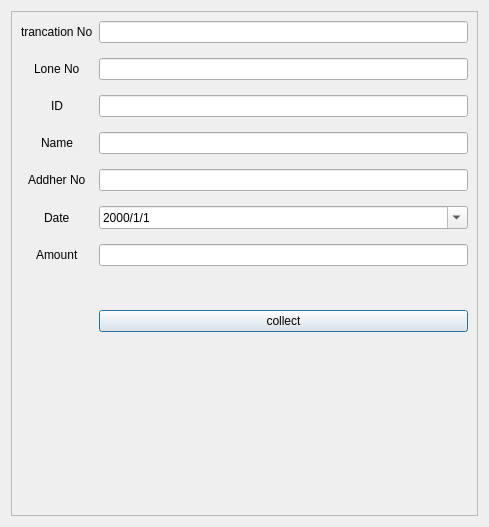
The window that collect_lone.ui (nachiket624/GTFC-Desktop-Application) describes before a commit, drawn with Qt 5.
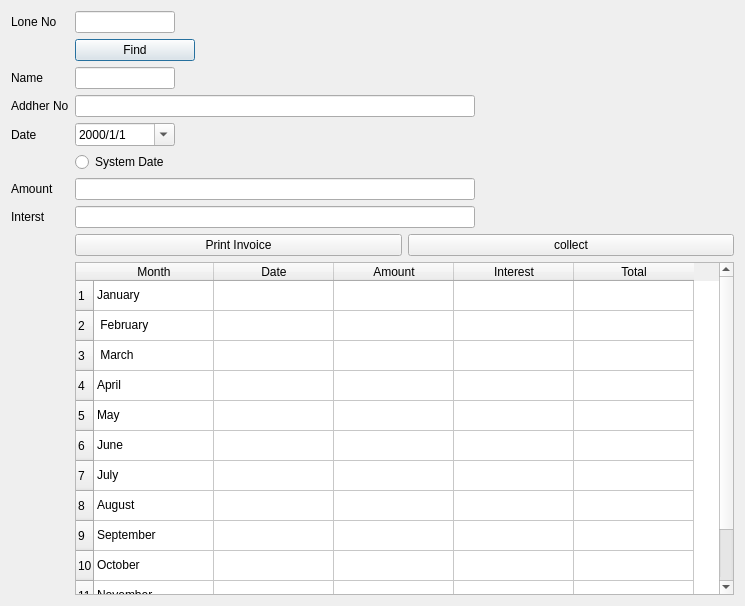
The same window after the commit.

Commit message: created new lone collection window with lone info table connected

What changed in the file:
```diff
--- a/collect_lone.ui
+++ b/collect_lone.ui
@@ -6,31 +6,18 @@
    <rect>
     <x>0</x>
     <y>0</y>
-    <width>489</width>
-    <height>527</height>
+    <width>745</width>
+    <height>606</height>
    </rect>
   </property>
   <property name="windowTitle">
    <string>Dialog</string>
   </property>
+  <layout class="QGridLayout" name="gridLayout_3">
+   <item row="0" column="0">
   <layout class="QGridLayout" name="gridLayout_2">
    <item row="0" column="0">
-    <widget class="QFrame" name="frame">
-     <property name="frameShape">
-      <enum>QFrame::StyledPanel</enum>
-     </property>
-     <property name="frameShadow">
-      <enum>QFrame::Raised</enum>
-     </property>
-     <layout class="QGridLayout" name="gridLayout">
-      <item row="0" column="0">
        <layout class="QFormLayout" name="formLayout">
-        <property name="labelAlignment">
-         <set>Qt::AlignCenter</set>
-        </property>
-        <property name="verticalSpacing">
-         <number>15</number>
-        </property>
         <item row="1" column="0">
          <widget class="QLabel" name="label">
           <property name="text">
@@ -39,17 +26,27 @@
          </widget>
         </item>
         <item row="1" column="1">
-         <widget class="QLineEdit" name="collect_lone_no"/>
-        </item>
-        <item row="2" column="0">
-         <widget class="QLabel" name="label_2">
-          <property name="text">
-           <string>ID</string>
+        <widget class="QLineEdit" name="lone_no">
+         <property name="maximumSize">
+          <size>
+           <width>100</width>
+           <height>16777215</height>
+          </size>
           </property>
          </widget>
         </item>
         <item row="2" column="1">
-         <widget class="QLineEdit" name="collect_id"/>
+        <widget class="QPushButton" name="find_btn">
+         <property name="maximumSize">
+          <size>
+           <width>120</width>
+           <height>16777215</height>
+          </size>
+         </property>
+         <property name="text">
+          <string>Find</string>
+         </property>
+        </widget>
         </item>
         <item row="3" column="0">
          <widget class="QLabel" name="label_3">
@@ -59,7 +56,14 @@
          </widget>
         </item>
         <item row="3" column="1">
-         <widget class="QLineEdit" name="collect_name"/>
+        <widget class="QLineEdit" name="lone_name">
+         <property name="maximumSize">
+          <size>
+           <width>100</width>
+           <height>16777215</height>
+          </size>
+         </property>
+        </widget>
         </item>
         <item row="4" column="0">
          <widget class="QLabel" name="label_4">
@@ -69,7 +73,14 @@
          </widget>
         </item>
         <item row="4" column="1">
-         <widget class="QLineEdit" name="collect_addher_no"/>
+        <widget class="QLineEdit" name="addhere_no">
+         <property name="maximumSize">
+          <size>
+           <width>400</width>
+           <height>16777215</height>
+          </size>
+         </property>
+        </widget>
         </item>
         <item row="5" column="0">
          <widget class="QLabel" name="label_5">
@@ -79,7 +90,13 @@
          </widget>
         </item>
         <item row="5" column="1">
-         <widget class="QDateEdit" name="collec_date">
+        <widget class="QDateEdit" name="collect_date">
+         <property name="maximumSize">
+          <size>
+           <width>100</width>
+           <height>16777215</height>
+          </size>
+         </property>
           <property name="displayFormat">
            <string>yyyy/M/d</string>
           </property>
@@ -88,48 +105,187 @@
           </property>
          </widget>
         </item>
-        <item row="6" column="0">
-         <widget class="QLabel" name="label_6">
-          <property name="text">
-           <string>Amount</string>
-          </property>
-         </widget>
-        </item>
         <item row="6" column="1">
-         <widget class="QLineEdit" name="collect_amount"/>
-        </item>
-        <item row="8" column="1">
-         <widget class="QPushButton" name="collect_collect">
+        <widget class="QRadioButton" name="radioButton">
+         <property name="text">
+          <string>System Date</string>
+         </property>
+        </widget>
+       </item>
+       <item row="7" column="0">
+        <widget class="QLabel" name="label_6">
           <property name="text">
-           <string>collect</string>
+          <string>Amount</string>
           </property>
          </widget>
         </item>
         <item row="7" column="1">
-         <widget class="QLabel" name="lone_error">
-          <property name="styleSheet">
-           <string notr="true">font: 87 10pt &quot;Arial Black&quot;;
-color:rgb(255, 0, 4)</string>
-          </property>
+        <widget class="QLineEdit" name="collect_ammount">
+         <property name="maximumSize">
+          <size>
+           <width>400</width>
+           <height>16777215</height>
+          </size>
+         </property>
+        </widget>
+       </item>
+       <item row="8" column="0">
+        <widget class="QLabel" name="label_8">
           <property name="text">
-           <string/>
+          <string>Interst</string>
           </property>
          </widget>
         </item>
+       <item row="8" column="1">
+        <widget class="QLineEdit" name="Interst_rate">
+         <property name="maximumSize">
+          <size>
+           <width>400</width>
+           <height>16777215</height>
+          </size>
+         </property>
+        </widget>
+       </item>
+       <item row="9" column="1">
+        <layout class="QGridLayout" name="gridLayout">
         <item row="0" column="0">
-         <widget class="QLabel" name="label_7">
+          <widget class="QPushButton" name="print_btn">
           <property name="text">
-           <string>trancation No</string>
+            <string>Print Invoice</string>
           </property>
          </widget>
         </item>
         <item row="0" column="1">
-         <widget class="QLineEdit" name="lone_trancation_no"/>
+          <widget class="QPushButton" name="collect_btn">
+           <property name="text">
+            <string>collect</string>
+           </property>
+          </widget>
         </item>
        </layout>
       </item>
-     </layout>
-    </widget>
+       <item row="10" column="1">
+        <widget class="QTableWidget" name="tableWidget">
+         <property name="minimumSize">
+          <size>
+           <width>0</width>
+           <height>300</height>
+          </size>
+         </property>
+         <property name="selectionMode">
+          <enum>QAbstractItemView::SingleSelection</enum>
+         </property>
+         <property name="textElideMode">
+          <enum>Qt::ElideMiddle</enum>
+         </property>
+         <property name="rowCount">
+          <number>12</number>
+         </property>
+         <attribute name="horizontalHeaderDefaultSectionSize">
+          <number>120</number>
+         </attribute>
+         <row/>
+         <row/>
+         <row/>
+         <row/>
+         <row/>
+         <row/>
+         <row/>
+         <row/>
+         <row/>
+         <row/>
+         <row/>
+         <row/>
+         <column>
+          <property name="text">
+           <string>Month</string>
+          </property>
+         </column>
+         <column>
+          <property name="text">
+           <string>Date</string>
+          </property>
+         </column>
+         <column>
+          <property name="text">
+           <string>Amount</string>
+          </property>
+         </column>
+         <column>
+          <property name="text">
+           <string>Interest</string>
+          </property>
+         </column>
+         <column>
+          <property name="text">
+           <string>Total</string>
+          </property>
+         </column>
+         <item row="0" column="0">
+          <property name="text">
+           <string>January</string>
+          </property>
+         </item>
+         <item row="1" column="0">
+          <property name="text">
+           <string> February</string>
+          </property>
+         </item>
+         <item row="2" column="0">
+          <property name="text">
+           <string> March</string>
+          </property>
+         </item>
+         <item row="3" column="0">
+          <property name="text">
+           <string>April</string>
+          </property>
+         </item>
+         <item row="4" column="0">
+          <property name="text">
+           <string>May</string>
+          </property>
+         </item>
+         <item row="5" column="0">
+          <property name="text">
+           <string>June</string>
+          </property>
+         </item>
+         <item row="6" column="0">
+          <property name="text">
+           <string>July</string>
+          </property>
+         </item>
+         <item row="7" column="0">
+          <property name="text">
+           <string>August</string>
+          </property>
+         </item>
+         <item row="8" column="0">
+          <property name="text">
+           <string>September</string>
+          </property>
+         </item>
+         <item row="9" column="0">
+          <property name="text">
+           <string>October</string>
+          </property>
+         </item>
+         <item row="10" column="0">
+          <property name="text">
+           <string>November</string>
+          </property>
+         </item>
+         <item row="11" column="0">
+          <property name="text">
+           <string>December</string>
+          </property>
+         </item>
+        </widget>
+       </item>
+      </layout>
+     </item>
+    </layout>
    </item>
   </layout>
  </widget>
```
Lines whose indentation alone changed are shown as unchanged. The commit also changes 9 other files.
